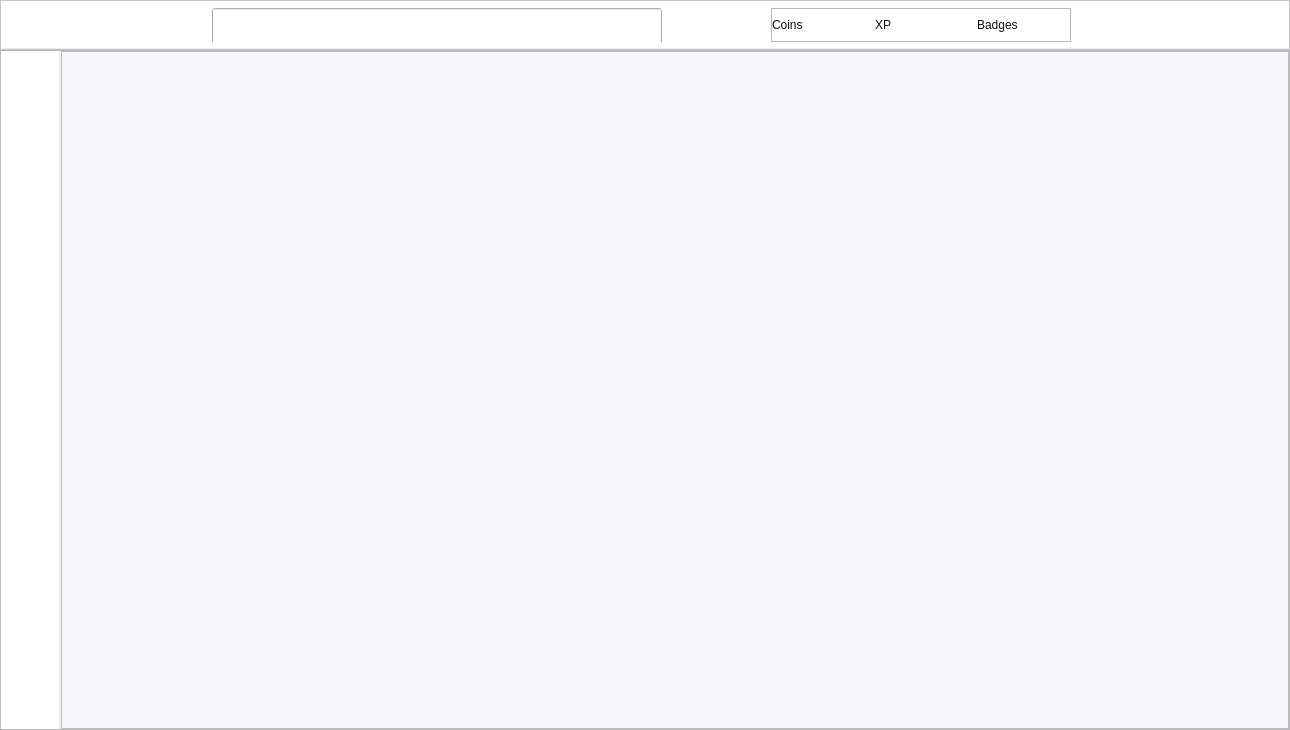
Before: the Qt Designer form src/views/main_view.ui in devforgely/MFA-Simulator, drawn with Qt 5.
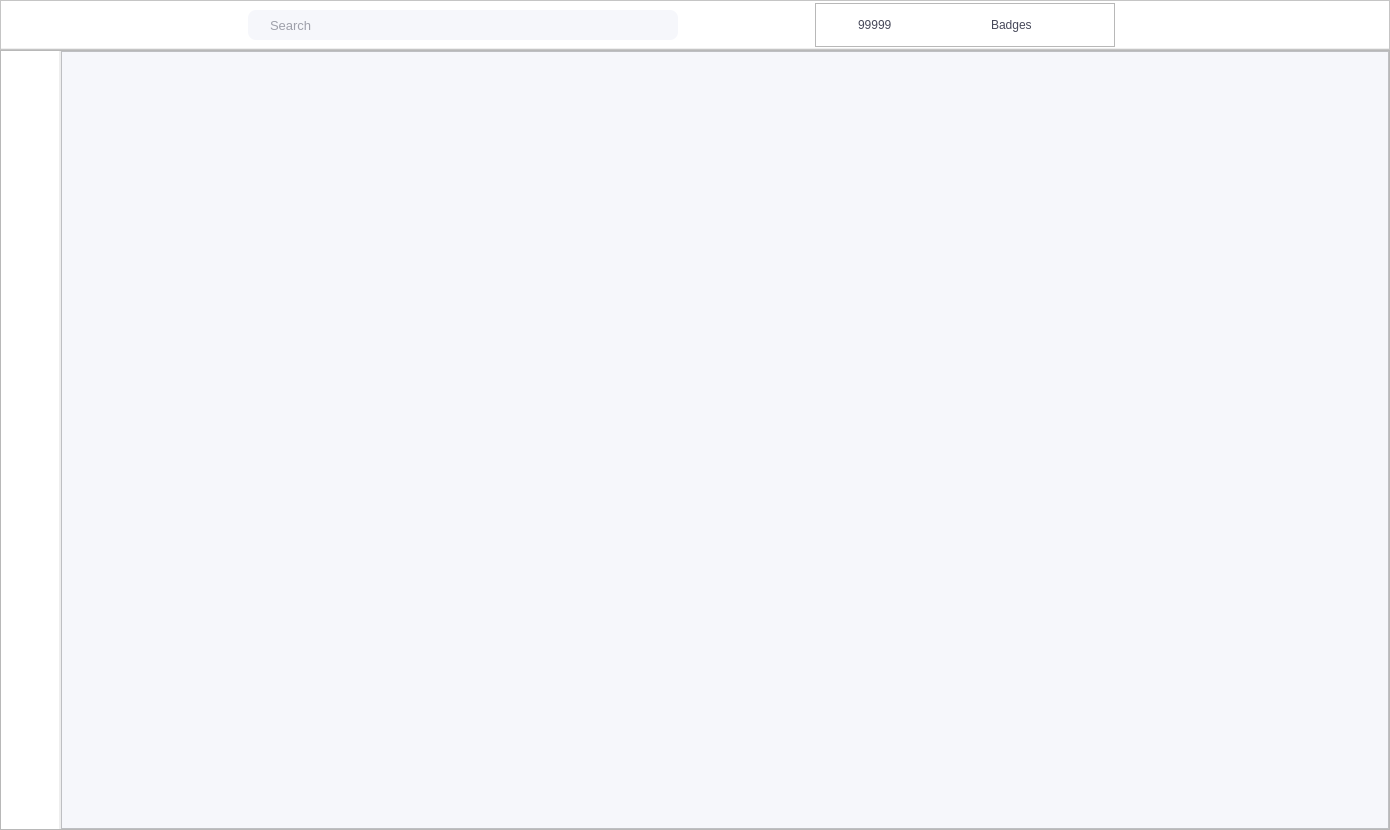
After: the same form once the commit is applied. Icons and pictures are not drawn.

What changed in the file:
```diff
--- a/src/views/main_view.ui
+++ b/src/views/main_view.ui
@@ -6,8 +6,8 @@
    <rect>
     <x>0</x>
     <y>0</y>
-    <width>1290</width>
-    <height>730</height>
+    <width>1390</width>
+    <height>830</height>
    </rect>
   </property>
   <property name="windowTitle">
@@ -22,8 +22,8 @@
 	border: none;
 }
 
-QWidget{
-	color: #0f0f0f;
+QWidget {
+	color: #47495a;
 	font: 10pt &quot;Segoe UI&quot;;
 }
 
@@ -43,7 +43,7 @@
 /* Background */
 #background {
     background-color: #ffffff;
-    color: #0f0f0f;
+    color: #47495a;
 }
 
 /* Top Bar */
@@ -56,10 +56,23 @@
 	background-color: transparent;
 }
 
+#search_field {
+	background-color: #f6f7fb;
+	border-top-left-radius: 8px;
+    border-bottom-left-radius: 8px;
+	padding-left: 20px;
+}
+
+#search_icon {
+	background-color: #f6f7fb;
+	border-top-right-radius: 8px;
+    border-bottom-right-radius: 8px;
+	padding: 5px;
+}
+
 /* Top Bar Buttons */
-#rightSection .QPushButton { background-color: rgba(255, 255, 255, 0); border: none;  border-radius: 5px; }
-#rightSection .QPushButton:hover { background-color: #b8b8b8; border-style: solid; border-radius: 4px; }
-#rightSection .QPushButton:pressed { background-color: #363535; border-style: solid; border-radius: 4px; }
+#rightSection .QPushButton { background-color: transparent; border: none;  border-radius: 5px; }
+#rightSection .QPushButton:hover { background-color: #f6f7fb; }
 
 /* Left Menu */
 #leftMenu {	
@@ -69,6 +82,8 @@
 
 #leftMenu .QPushButton {	
 	border: none;
+	border-radius: 10px;
+	margin: 5px;
 }
 
 #leftMenu .QPushButton:hover {
@@ -80,8 +95,9 @@
 
 /* Page Container */
 #pageContainer {
-	background-color:#f6f7fb
-}</string>
+	background-color: #f6f7fb;
+}
+</string>
    </property>
    <layout class="QVBoxLayout" name="verticalLayout">
     <property name="spacing">
@@ -104,6 +120,12 @@
       <property name="enabled">
        <bool>true</bool>
       </property>
+      <property name="sizePolicy">
+       <sizepolicy hsizetype="Preferred" vsizetype="Preferred">
+        <horstretch>0</horstretch>
+        <verstretch>0</verstretch>
+       </sizepolicy>
+      </property>
       <property name="frameShape">
        <enum>QFrame::NoFrame</enum>
       </property>
@@ -154,26 +176,26 @@
            <number>10</number>
           </property>
           <property name="topMargin">
-           <number>5</number>
+           <number>0</number>
           </property>
           <property name="rightMargin">
            <number>10</number>
           </property>
           <property name="bottomMargin">
-           <number>5</number>
+           <number>0</number>
           </property>
           <item>
            <widget class="QLabel" name="logo">
             <property name="minimumSize">
              <size>
-              <width>120</width>
-              <height>40</height>
+              <width>100</width>
+              <height>30</height>
              </size>
             </property>
             <property name="maximumSize">
              <size>
-              <width>120</width>
-              <height>40</height>
+              <width>100</width>
+              <height>30</height>
              </size>
             </property>
             <property name="autoFillBackground">
@@ -218,16 +240,25 @@
               <widget class="QFrame" name="searchSection">
                <property name="minimumSize">
                 <size>
-                 <width>478</width>
+                 <width>430</width>
                  <height>0</height>
                 </size>
                </property>
                <property name="maximumSize">
                 <size>
-                 <width>478</width>
+                 <width>430</width>
                  <height>16777215</height>
                 </size>
                </property>
+               <property name="font">
+                <font>
+                 <family>Segoe UI</family>
+                 <pointsize>10</pointsize>
+                 <weight>50</weight>
+                 <italic>false</italic>
+                 <bold>false</bold>
+                </font>
+               </property>
                <property name="frameShape">
                 <enum>QFrame::NoFrame</enum>
                </property>
@@ -254,30 +285,51 @@
                  <widget class="QLineEdit" name="search_field">
                   <property name="minimumSize">
                    <size>
-                    <width>450</width>
-                    <height>40</height>
+                    <width>400</width>
+                    <height>30</height>
                    </size>
                   </property>
                   <property name="maximumSize">
                    <size>
-                    <width>450</width>
-                    <height>16777215</height>
+                    <width>400</width>
+                    <height>30</height>
                    </size>
                   </property>
+                  <property name="font">
+                   <font>
+                    <family>Segoe UI</family>
+                    <pointsize>10</pointsize>
+                    <weight>50</weight>
+                    <italic>false</italic>
+                    <bold>false</bold>
+                   </font>
+                  </property>
+                  <property name="styleSheet">
+                   <string notr="true"/>
+                  </property>
+                  <property name="text">
+                   <string/>
+                  </property>
+                  <property name="maxLength">
+                   <number>50</number>
+                  </property>
+                  <property name="placeholderText">
+                   <string>Search</string>
+                  </property>
                  </widget>
                 </item>
                 <item>
                  <widget class="QLabel" name="search_icon">
                   <property name="minimumSize">
                    <size>
-                    <width>28</width>
-                    <height>28</height>
+                    <width>30</width>
+                    <height>30</height>
                    </size>
                   </property>
                   <property name="maximumSize">
                    <size>
-                    <width>28</width>
-                    <height>28</height>
+                    <width>30</width>
+                    <height>30</height>
                    </size>
                   </property>
                   <property name="text">
@@ -331,16 +383,31 @@
                  <number>0</number>
                 </property>
                 <item>
-                 <widget class="QLabel" name="coin_label">
-                  <property name="text">
-                   <string>Coins</string>
+                 <widget class="QLabel" name="coin_icon">
+                  <property name="minimumSize">
+                   <size>
+                    <width>32</width>
+                    <height>32</height>
+                   </size>
+                  </property>
+                  <property name="maximumSize">
+                   <size>
+                    <width>32</width>
+                    <height>32</height>
+                   </size>
+                  </property>
+                  <property name="pixmap">
+                   <pixmap>../resources/images/coin.png</pixmap>
+                  </property>
+                  <property name="scaledContents">
+                   <bool>true</bool>
                   </property>
                  </widget>
                 </item>
                 <item>
                  <widget class="QLabel" name="xp_label">
                   <property name="text">
-                   <string>XP</string>
+                   <string>99999</string>
                   </property>
                  </widget>
                 </item>
@@ -589,6 +656,9 @@
             <property name="frameShadow">
              <enum>QFrame::Raised</enum>
             </property>
+            <property name="lineWidth">
+             <number>0</number>
+            </property>
             <layout class="QVBoxLayout" name="verticalLayout_4">
              <property name="spacing">
               <number>0</number>
@@ -607,12 +677,27 @@
              </property>
              <item>
               <widget class="QFrame" name="buttonGroup">
+               <property name="sizePolicy">
+                <sizepolicy hsizetype="Preferred" vsizetype="Maximum">
+                 <horstretch>0</horstretch>
+                 <verstretch>0</verstretch>
+                </sizepolicy>
+               </property>
                <property name="maximumSize">
                 <size>
                  <width>16777215</width>
                  <height>16777215</height>
                 </size>
                </property>
+               <property name="font">
+                <font>
+                 <family>Segoe UI</family>
+                 <pointsize>10</pointsize>
+                 <weight>50</weight>
+                 <italic>false</italic>
+                 <bold>false</bold>
+                </font>
+               </property>
                <property name="frameShape">
                 <enum>QFrame::NoFrame</enum>
                </property>
@@ -623,6 +708,9 @@
                 <property name="spacing">
                  <number>0</number>
                 </property>
+                <property name="sizeConstraint">
+                 <enum>QLayout::SetDefaultConstraint</enum>
+                </property>
                 <property name="leftMargin">
                  <number>0</number>
                 </property>
```
Left out of the diff: 58 changed lines with no effect on the pictures.
